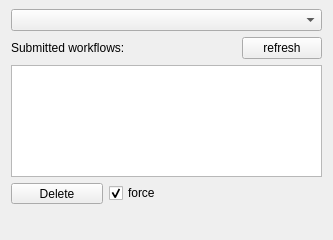
First picture: the form in python/soma/workflow/gui/resource_wf_select.ui, repository populse/soma-workflow, before the edit.
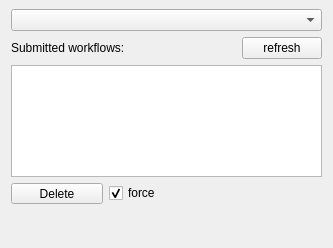
Second picture: the form after the edit.

Commit message: adds "About Soma-workflow" in the GUI

The edit to the form file:
```diff
--- a/python/soma/workflow/gui/resource_wf_select.ui
+++ b/python/soma/workflow/gui/resource_wf_select.ui
@@ -7,7 +7,7 @@
     <x>0</x>
     <y>0</y>
     <width>329</width>
-    <height>240</height>
+    <height>248</height>
    </rect>
   </property>
   <property name="sizePolicy">
```
Left out of the diff: 5 changed lines with no effect on the pictures. The commit also changes 3 other files.
